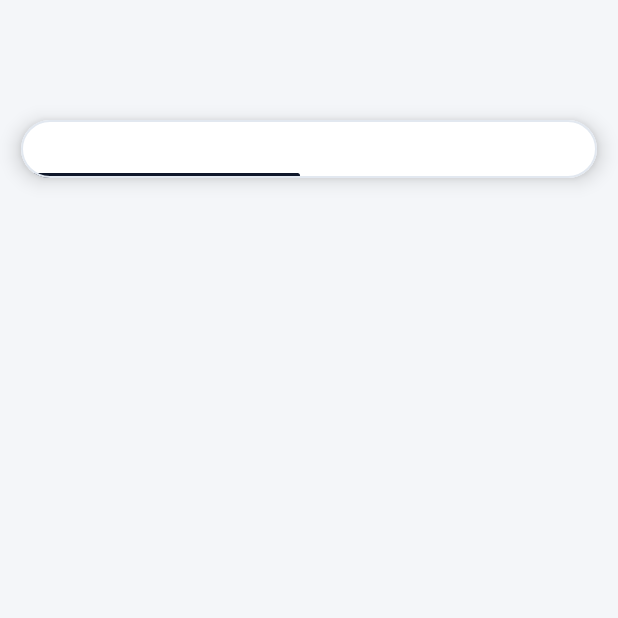
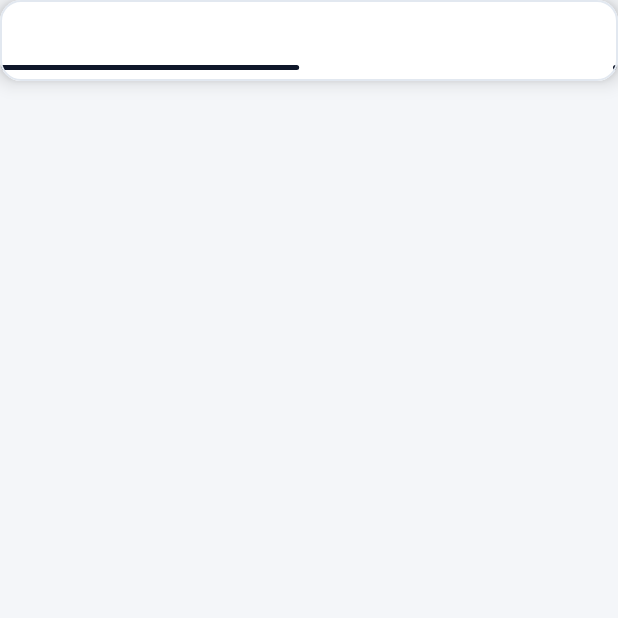
Before and after one commit to yezkioi/OEI_MD_App, an Android app built with Jetpack Compose: the composable CountdownFloatingToast called with empty values, on a phone screen of 412 x 824 dp, the top half of it. Run offline under Robolectric (Android 15) with nearby library versions, the phone set to English and light mode, and no system bars.

Commit message:
chore (ui): redesign floating toast for top notification style

```diff
--- a/app/src/main/java/com/example/oeimdapp/ui/screens/CountdownFloatingToast.kt
+++ b/app/src/main/java/com/example/oeimdapp/ui/screens/CountdownFloatingToast.kt
@@ -1,14 +1,20 @@
 package com.example.oeimdapp.ui.screens
 
+import androidx.compose.animation.AnimatedVisibility
 import androidx.compose.animation.core.Animatable
 import androidx.compose.animation.core.LinearEasing
 import androidx.compose.animation.core.tween
+import androidx.compose.animation.fadeIn
+import androidx.compose.animation.fadeOut
+import androidx.compose.animation.slideInVertically
+import androidx.compose.animation.slideOutVertically
 import androidx.compose.foundation.BorderStroke
 import androidx.compose.foundation.layout.Arrangement
 import androidx.compose.foundation.layout.Column
 import androidx.compose.foundation.layout.Row
 import androidx.compose.foundation.layout.fillMaxWidth
 import androidx.compose.foundation.layout.height
+import androidx.compose.foundation.layout.heightIn
 import androidx.compose.foundation.layout.padding
 import androidx.compose.foundation.shape.RoundedCornerShape
 import androidx.compose.material3.LinearProgressIndicator
@@ -18,7 +24,10 @@ import androidx.compose.material3.Text
 import androidx.compose.material3.TextButton
 import androidx.compose.runtime.Composable
 import androidx.compose.runtime.LaunchedEffect
+import androidx.compose.runtime.getValue
+import androidx.compose.runtime.mutableStateOf
 import androidx.compose.runtime.remember
+import androidx.compose.runtime.setValue
 import androidx.compose.ui.Alignment
 import androidx.compose.ui.Modifier
 import androidx.compose.ui.graphics.Color
@@ -26,6 +35,7 @@ import androidx.compose.ui.text.font.FontWeight
 import androidx.compose.ui.text.style.TextOverflow
 import androidx.compose.ui.unit.dp
 import com.example.oeimdapp.ui.theme.OeiTheme
+import kotlinx.coroutines.delay
 
 @Composable
 fun CountdownFloatingToast(
@@ -41,19 +51,32 @@ fun CountdownFloatingToast(
     borderColor: Color = OeiTheme.colors.borderStrong,
     progressColor: Color = OeiTheme.colors.primaryAction
 ) {
+    var isVisible by remember { mutableStateOf(false) }
     val progress = remember { Animatable(1f) }
 
     LaunchedEffect(message) {
+        isVisible = true
         progress.snapTo(1f)
+        try {
             progress.animateTo(0f, animationSpec = tween(durationMs.toInt(), easing = LinearEasing))
+            isVisible = false
+            delay(300L)
+        } finally {
             onDismiss()
         }
+    }
 
+    AnimatedVisibility(
+        visible = isVisible,
+        enter = slideInVertically(initialOffsetY = { -it }) + fadeIn(animationSpec = tween(300)),
+        exit = slideOutVertically(targetOffsetY = { -it }) + fadeOut(animationSpec = tween(300)),
+        modifier = modifier
+    ) {
         Surface(
-        modifier = modifier
+            modifier = Modifier
                 .fillMaxWidth()
-            .padding(horizontal = 14.dp, vertical = 80.dp),
-        shape = RoundedCornerShape(20.dp),
+                .heightIn(min = 54.dp),
+            shape = RoundedCornerShape(14.dp),
             color = backgroundColor,
             border = BorderStroke(1.dp, borderColor),
             shadowElevation = 8.dp
@@ -62,7 +85,7 @@ fun CountdownFloatingToast(
                 Row(
                     modifier = Modifier
                         .fillMaxWidth()
-                    .padding(horizontal = 14.dp, vertical = 10.dp),
+                        .padding(horizontal = 14.dp, vertical = 14.dp),
                     verticalAlignment = Alignment.CenterVertically,
                     horizontalArrangement = Arrangement.SpaceBetween
                 ) {
@@ -85,7 +108,10 @@ fun CountdownFloatingToast(
                     }
 
                     if (actionLabel != null && onAction != null) {
-                    TextButton(onClick = onAction) {
+                        TextButton(onClick = {
+                            isVisible = false
+                            onAction()
+                        }) {
                             Text(
                                 text = actionLabel,
                                 fontWeight = FontWeight.Bold,
@@ -106,3 +132,4 @@ fun CountdownFloatingToast(
             }
         }
     }
+}
```
Also changed, not shown: app/src/main/java/com/example/oeimdapp/MainActivity.kt (+5 -7 lines). Lines whose indentation alone changed are shown as unchanged.
